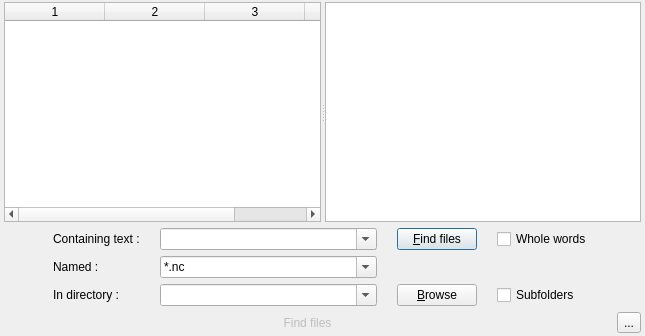
The window that src/findinfilesdialog.ui (GCodeProjects/GCodeWorkShop) describes before a commit, drawn with Qt 5.
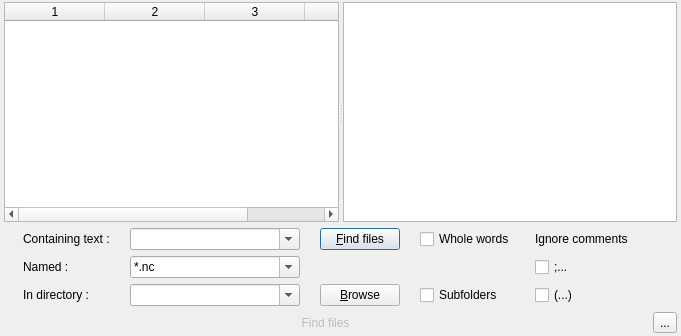
The same window after the commit. Icons and pictures are not drawn.

Diff of the .ui file:
```diff
--- a/src/findinfilesdialog.ui
+++ b/src/findinfilesdialog.ui
@@ -6,7 +6,7 @@
    <rect>
     <x>0</x>
     <y>0</y>
-    <width>645</width>
+    <width>681</width>
     <height>336</height>
    </rect>
   </property>
@@ -165,7 +165,7 @@
         </property>
        </widget>
       </item>
-      <item row="3" column="3">
+      <item row="4" column="3">
        <widget class="QPushButton" name="browseButton">
         <property name="sizePolicy">
          <sizepolicy hsizetype="Fixed" vsizetype="Fixed">
@@ -191,7 +191,7 @@
         </property>
        </widget>
       </item>
-      <item row="3" column="2">
+      <item row="4" column="2">
        <widget class="QComboBox" name="directoryComboBox">
         <property name="enabled">
          <bool>true</bool>
@@ -210,7 +210,7 @@
         </property>
        </widget>
       </item>
-      <item row="3" column="1">
+      <item row="4" column="1">
        <widget class="QLabel" name="directoryLabel">
         <property name="sizePolicy">
          <sizepolicy hsizetype="Minimum" vsizetype="Preferred">
@@ -226,7 +226,7 @@
         </property>
        </widget>
       </item>
-      <item row="2" column="2">
+      <item row="3" column="2">
        <widget class="QComboBox" name="fileComboBox">
         <property name="sizePolicy">
          <sizepolicy hsizetype="Expanding" vsizetype="Fixed">
@@ -247,7 +247,7 @@
         </item>
        </widget>
       </item>
-      <item row="2" column="1">
+      <item row="3" column="1">
        <widget class="QLabel" name="fileLabel">
         <property name="sizePolicy">
          <sizepolicy hsizetype="Minimum" vsizetype="Preferred">
@@ -316,13 +316,13 @@
         </property>
         <property name="sizeHint" stdset="0">
          <size>
-          <width>40</width>
+          <width>10</width>
           <height>20</height>
          </size>
         </property>
        </spacer>
       </item>
-      <item row="1" column="5">
+      <item row="1" column="6">
        <spacer name="horizontalSpacer_2">
         <property name="orientation">
          <enum>Qt::Horizontal</enum>
@@ -338,7 +338,7 @@
         </property>
        </spacer>
       </item>
-      <item row="3" column="4">
+      <item row="4" column="4">
        <widget class="QCheckBox" name="subFoldersCheckBox">
         <property name="toolTip">
          <string>Search subfolders</string>
@@ -348,6 +348,33 @@
         </property>
        </widget>
       </item>
+      <item row="3" column="5">
+       <widget class="QCheckBox" name="commentStyle1CheckBox">
+        <property name="text">
+         <string>;...</string>
+        </property>
+        <property name="autoExclusive">
+         <bool>false</bool>
+        </property>
+       </widget>
+      </item>
+      <item row="4" column="5">
+       <widget class="QCheckBox" name="commentStyle2CheckBox">
+        <property name="text">
+         <string>(...)</string>
+        </property>
+        <property name="autoExclusive">
+         <bool>false</bool>
+        </property>
+       </widget>
+      </item>
+      <item row="1" column="5">
+       <widget class="QLabel" name="label">
+        <property name="text">
+         <string>Ignore comments</string>
+        </property>
+       </widget>
+      </item>
      </layout>
     </widget>
    </item>
```
Left out of the diff: 12 changed lines with no effect on the pictures.
